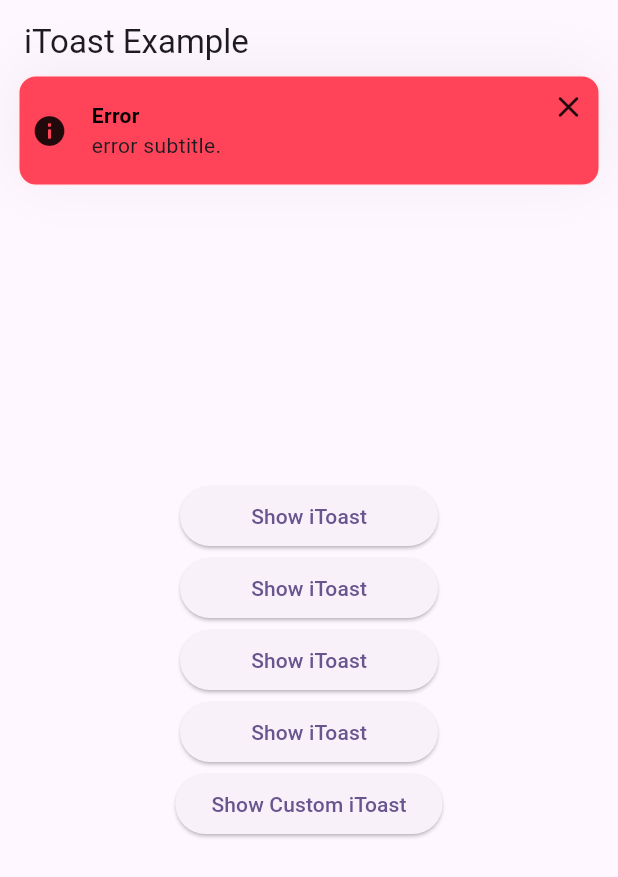
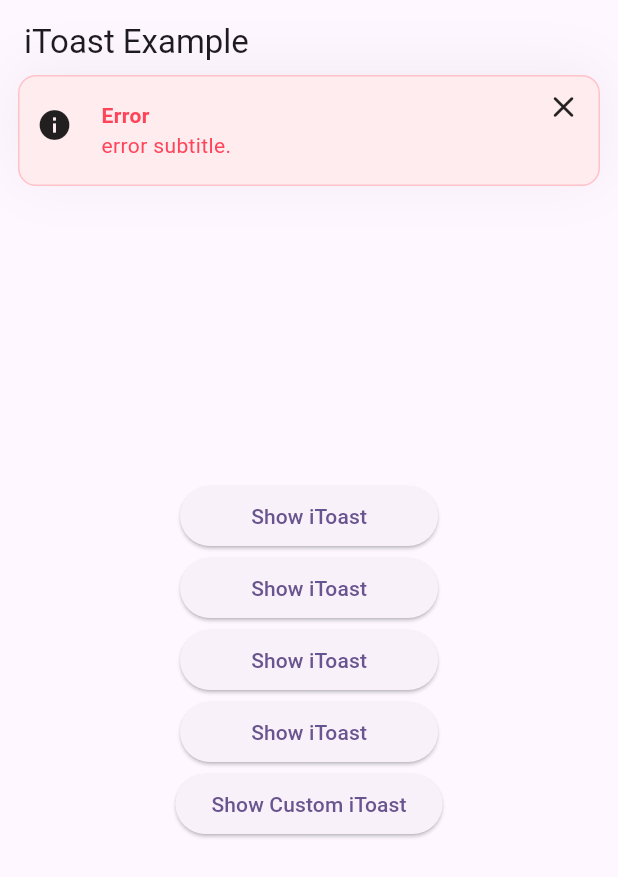
Before and after one commit to iwalletmobile/i_toast, a Flutter app: the screen it shows after launch, after a tap on "Show iToast", on a phone screen of 412 x 824 dp. Shown: the top 877 px of the screen. Run offline on Flutter 3.47's test engine with Material 3 defaults, Android fonts, the phone set to English and light mode, and no system bars.

Commit message:
edit all toasts

```diff
--- /dev/null
+++ b/example/lib/widget_extensions.dart
@@ -0,0 +1,8 @@
+import 'package:flutter/material.dart';
+
+extension WidgetExtensions on Widget {
+  Widget get addSize => Padding(
+        padding: const EdgeInsets.all(8.0),
+        child: SizedBox(width: 350, child: this),
+      );
+}
--- a/lib/i_toast.dart
+++ b/lib/i_toast.dart
@@ -1,4 +1,5 @@
 library i_toast;
 
+export 'src/constants/color_constant.dart';
+export 'src/enums/toast_type.dart';
 export 'src/toast_message/i_toast_service.dart';
-export 'src/enums/toast_type.dart';
--- a/lib/src/constants/color_constant.dart
+++ b/lib/src/constants/color_constant.dart
@@ -1,17 +1,41 @@
 import 'package:flutter/material.dart';
 
 @immutable
-class ColorConstant {
-  const ColorConstant._();
-  static const Color lightGreen = Color(0xFFF0FFF5);
-  static const Color green = Color(0xFF8CFFB3);
+class ColorConstants {
+  const ColorConstants._();
+  static const MaterialColor statesWarning = MaterialColor(
+    0xFFFFF2EB,
+    {
+      100: Color(0xFFFFF2EB),
+      200: Color(0xFFFFD6BF),
+      300: Color(0xFFFE8139),
+    },
+  );
 
-  static const Color lightRed = Color(0xFFFFECEE);
-  static const Color red = Color(0xFFFF445A);
+  static const MaterialColor statesError = MaterialColor(
+    0xFFFFECEE,
+    {
+      100: Color(0xFFFFECEE),
+      200: Color(0xFFFFC2C9),
+      300: Color(0xFFFF445A),
+    },
+  );
 
-  static const Color lightBlue = Color(0xFFEBF5FF);
-  static const Color blue = Color(0xFF3AA1FF);
+  static const MaterialColor statesInfo = MaterialColor(
+    0xFFEBF5FF,
+    {
+      100: Color(0xFFEBF5FF),
+      200: Color(0xFFBFE0FF),
+      300: Color(0xFF3AA1FF),
+    },
+  );
 
-  static const Color lightOrange = Color(0xFFFFECEE);
-  static const Color orange = Color(0xFFFFC2C9);
+  static const MaterialColor statesSuccess = MaterialColor(
+    0xFFF7FFFA,
+    {
+      100: Color(0xFFF7FFFA),
+      200: Color(0xFFF0FFF5),
+      300: Color(0xff8CFFB3),
+    },
+  );
 }
--- a/lib/src/toast_message/custom_toast_message.dart
+++ b/lib/src/toast_message/custom_toast_message.dart
@@ -34,7 +34,7 @@ class CustomToastMessage extends IToastMessageWidget {
           subTitle: toastSubtitle,
           backgroundColor: toastBackgroundColor,
           border: toastBorder,
-          textColor: toastTextColor,
+          contentColor: toastTextColor ?? Colors.black,
           trailing: toastTrailing,
           onTap: onTapTrailing,
           leading: toastLeading,
--- a/lib/src/toast_message/error_toast_message.dart
+++ b/lib/src/toast_message/error_toast_message.dart
@@ -21,10 +21,9 @@ class ErrorToastMessage extends IToastMessageWidget {
           key: key,
           title: toastTitle,
           subTitle: toastSubTitle,
-          backgroundColor: ColorConstant.red,
-          border: Border.all(
-            color: ColorConstant.lightRed,
-          ),
+          contentColor: ColorConstants.statesError.shade300,
+          border: Border.all(color: ColorConstants.statesError.shade200),
+          backgroundColor: ColorConstants.statesError.shade100,
           trailing: toastTrailing,
           onTap: onTapTrailing,
           leading: toastLeading,
--- a/lib/src/toast_message/info_toast_message.dart
+++ b/lib/src/toast_message/info_toast_message.dart
@@ -21,10 +21,9 @@ class InfoToastMessage extends IToastMessageWidget {
           key: key,
           title: toastTitle,
           subTitle: toastSubtitle,
-          backgroundColor: ColorConstant.lightBlue,
-          border: Border.all(
-            color: ColorConstant.blue,
-          ),
+          contentColor: ColorConstants.statesInfo.shade300,
+          border: Border.all(color: ColorConstants.statesInfo.shade200),
+          backgroundColor: ColorConstants.statesInfo.shade100,
           trailing: toastTrailing,
           onTap: onTapTrailing,
           leading: toastLeading,
--- a/lib/src/toast_message/itoast_message_widget.dart
+++ b/lib/src/toast_message/itoast_message_widget.dart
@@ -1,4 +1,5 @@
 import 'package:flutter/material.dart';
+
 import '../utils/extensions/context_extensions.dart';
 
 class IToastMessageWidget extends StatelessWidget {
@@ -7,7 +8,7 @@ class IToastMessageWidget extends StatelessWidget {
   final double? width;
   final double? height;
   final Color? backgroundColor;
-  final Color? textColor;
+  final Color contentColor;
   final BoxBorder? border;
   final Widget? trailing;
   final VoidCallback onTap;
@@ -22,7 +23,7 @@ class IToastMessageWidget extends StatelessWidget {
     this.height,
     this.border,
     this.backgroundColor,
-    this.textColor,
+    required this.contentColor,
     required this.trailing,
     required this.onTap,
     required this.leading,
@@ -50,18 +51,18 @@ class IToastMessageWidget extends StatelessWidget {
       ),
       child: Row(
         crossAxisAlignment: CrossAxisAlignment.start,
-        mainAxisAlignment: MainAxisAlignment.spaceBetween,
-        children: [
-          Row(
-            crossAxisAlignment: CrossAxisAlignment.center,
-            mainAxisAlignment: MainAxisAlignment.start,
         children: [
           if (leading != null)
-                Padding(
-                  padding: const EdgeInsets.only(left: 8.0),
+            Expanded(
+              flex: 1,
+              child: Padding(
+                padding: const EdgeInsets.only(left: 8.0, top: 20.0),
                 child: leading,
               ),
-              Padding(
+            ),
+          Expanded(
+            flex: 8,
+            child: Padding(
               padding: const EdgeInsets.all(16),
               child: Column(
                 mainAxisAlignment: MainAxisAlignment.start,
@@ -73,22 +74,23 @@ class IToastMessageWidget extends StatelessWidget {
                     style: TextStyle(
                       fontSize: 14,
                       fontWeight: FontWeight.bold,
-                        color: textColor ?? Colors.black,
+                      color: contentColor,
                     ),
                   ),
 
                   /// MARK: Toast message alt bilgi
-                    SizedBox(
-                      width: context.screenWidth * .62,
-                      child: Text(subTitle),
+                  Text(
+                    subTitle,
+                    style: TextStyle(color: contentColor),
                   ),
                 ],
               ),
             ),
-            ],
           ),
           if (trailing != null)
-            Padding(
+            Expanded(
+              flex: 1,
+              child: Padding(
                 padding: const EdgeInsets.only(
                   right: 8.0,
                   top: 8.0,
@@ -99,6 +101,7 @@ class IToastMessageWidget extends StatelessWidget {
                   child: trailing,
                 ),
               ),
+            ),
         ],
       ),
     );
--- a/lib/src/toast_message/success_toast_message.dart
+++ b/lib/src/toast_message/success_toast_message.dart
@@ -21,10 +21,9 @@ class SuccessToastMessage extends IToastMessageWidget {
           key: key,
           title: toastTitle,
           subTitle: toastSubtitle,
-          backgroundColor: ColorConstant.lightGreen,
-          border: Border.all(
-            color: ColorConstant.green,
-          ),
+          contentColor: ColorConstants.statesSuccess.shade300,
+          border: Border.all(color: ColorConstants.statesSuccess.shade200),
+          backgroundColor: ColorConstants.statesSuccess.shade100,
           trailing: toastTrailing,
           onTap: onTapTrailing,
           leading: toastLeading,
--- a/lib/src/toast_message/warning_toast_message.dart
+++ b/lib/src/toast_message/warning_toast_message.dart
@@ -21,10 +21,9 @@ class WarningToastMessage extends IToastMessageWidget {
           key: key,
           title: toastTitle,
           subTitle: toastSubtitle,
-          backgroundColor: ColorConstant.lightOrange,
-          border: Border.all(
-            color: ColorConstant.orange,
-          ),
+          contentColor: ColorConstants.statesWarning.shade300,
+          border: Border.all(color: ColorConstants.statesWarning.shade200),
+          backgroundColor: ColorConstants.statesWarning.shade100,
           trailing: toastTrailing,
           onTap: onTapTrailing,
           leading: toastLeading,
```
Lines whose indentation alone changed are shown as unchanged.
